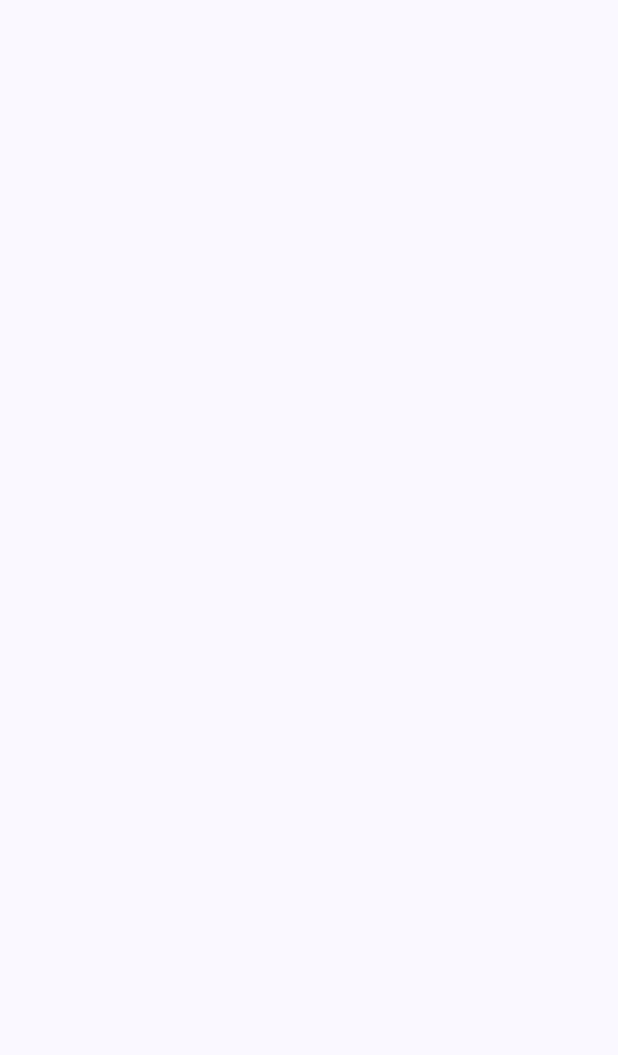
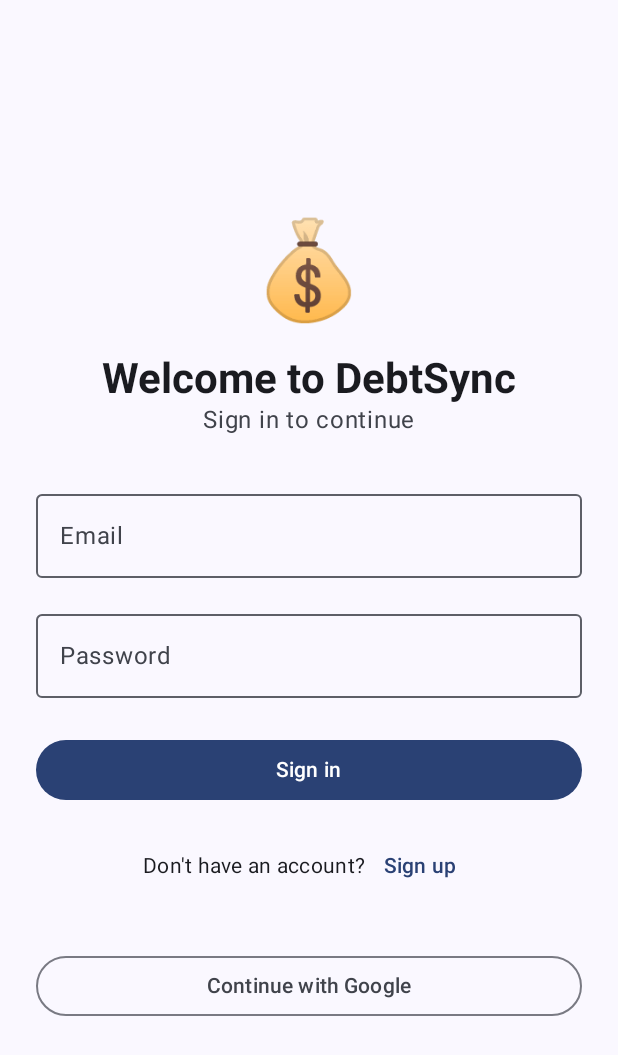
Before and after one commit to MustafaKoceerr/DebtSync, an Android app built with Jetpack Compose: the screen it shows after launch (MainActivity), on a phone screen of 412 x 824 dp. Before the commit the part shown is empty. Shown: the top 1055 px of the screen. Run offline under Robolectric (Android 15) with nearby library versions, the phone set to English and light mode, and no system bars; our stand-ins replace Dagger/Hilt's generated code.

Commit message:
Login Screen Added

```diff
--- /dev/null
+++ b/app/src/main/java/com/mustafakocer/harcamabolustur/presentation/auth/LoginScreen.kt
@@ -0,0 +1,138 @@
+package com.mustafakocer.harcamabolustur.presentation.auth
+
+import androidx.compose.foundation.layout.Arrangement
+import androidx.compose.foundation.layout.Column
+import androidx.compose.foundation.layout.Row
+import androidx.compose.foundation.layout.Spacer
+import androidx.compose.foundation.layout.fillMaxSize
+import androidx.compose.foundation.layout.fillMaxWidth
+import androidx.compose.foundation.layout.height
+import androidx.compose.foundation.layout.padding
+import androidx.compose.foundation.text.KeyboardOptions
+import androidx.compose.material3.Button
+import androidx.compose.material3.MaterialTheme
+import androidx.compose.material3.OutlinedButton
+import androidx.compose.material3.OutlinedTextField
+import androidx.compose.material3.Text
+import androidx.compose.material3.TextButton
+import androidx.compose.runtime.Composable
+import androidx.compose.runtime.getValue
+import androidx.compose.runtime.mutableStateOf
+import androidx.compose.runtime.remember
+import androidx.compose.runtime.setValue
+import androidx.compose.ui.Alignment
+import androidx.compose.ui.Modifier
+import androidx.compose.ui.text.font.FontWeight
+import androidx.compose.ui.text.input.KeyboardType
+import androidx.compose.ui.text.input.PasswordVisualTransformation
+import androidx.compose.ui.tooling.preview.Preview
+import androidx.compose.ui.unit.dp
+import androidx.compose.ui.unit.sp
+
+@Composable
+fun LoginScreen(
+    onNavigateToRegister: () -> Unit,
+    onNavigateToMain: () -> Unit
+) {
+    var email by remember { mutableStateOf("") }
+    var password by remember { mutableStateOf("") }
+
+    Column(
+        modifier = Modifier
+            .fillMaxSize()
+            .padding(24.dp),
+        horizontalAlignment = Alignment.CenterHorizontally,
+        verticalArrangement = Arrangement.Center
+    ) {
+        // Logo & Title
+        Text(
+            text = "💰",
+            fontSize = 64.sp
+        )
+
+        Spacer(modifier = Modifier.height(16.dp))
+
+        Text(
+            text = "Welcome to DebtSync",
+            style = MaterialTheme.typography.headlineMedium,
+            fontWeight = FontWeight.Bold
+        )
+
+        Text(
+            text = "Sign in to continue",
+            style = MaterialTheme.typography.bodyLarge,
+            color = MaterialTheme.colorScheme.onSurfaceVariant
+        )
+
+        Spacer(modifier = Modifier.height(32.dp))
+
+        // Email field
+        OutlinedTextField(
+            value = email,
+            onValueChange = { email = it },
+            label = { Text("Email") },
+            modifier = Modifier.fillMaxWidth(),
+            keyboardOptions = KeyboardOptions(keyboardType = KeyboardType.Email),
+            singleLine = true
+        )
+
+        Spacer(modifier = Modifier.height(16.dp))
+
+        // Password field
+        OutlinedTextField(
+            value = password,
+            onValueChange = { password = it },
+            label = { Text("Password") },
+            modifier = Modifier.fillMaxWidth(),
+            visualTransformation = PasswordVisualTransformation(),
+            keyboardOptions = KeyboardOptions(keyboardType = KeyboardType.Password),
+            singleLine = true
+        )
+
+        Spacer(modifier = Modifier.height(24.dp))
+
+        // Login button
+        Button(
+            onClick = {
+                // TODO: Firebase auth implementation
+                onNavigateToMain() // Şimdilik direkt Main'e git
+            },
+            modifier = Modifier.fillMaxWidth()
+        ) {
+            Text("Sign in")
+        }
+
+        Spacer(modifier = Modifier.height(16.dp))
+
+        // Register Link
+        Row(verticalAlignment = Alignment.CenterVertically) {
+            Text(
+                text = "Don't have an account?",
+                style = MaterialTheme.typography.bodyMedium
+            )
+            TextButton(onClick = onNavigateToRegister) {
+                Text("Sign up")
+            }
+        }
+
+        Spacer(modifier = Modifier.height(32.dp))
+
+        // Google sign in (Future feature)
+        OutlinedButton(
+            onClick = { /* TODO: Google Sign in */ },
+            modifier = Modifier.fillMaxWidth()
+        ) {
+            Text("Continue with Google")
+        }
+    }
+}
+
+@Preview(showBackground = true)
+@Composable
+private fun LoginScreenPreview() {
+    LoginScreen(
+        onNavigateToRegister = {},
+        onNavigateToMain = {}
+    )
+
+}
--- a/app/src/main/java/com/mustafakocer/harcamabolustur/presentation/navigation/DebtSyncNavigation.kt
+++ b/app/src/main/java/com/mustafakocer/harcamabolustur/presentation/navigation/DebtSyncNavigation.kt
@@ -6,6 +6,7 @@ import androidx.navigation.compose.NavHost
 import androidx.navigation.compose.composable
 import androidx.navigation.navigation
 import androidx.navigation.toRoute
+import com.mustafakocer.harcamabolustur.presentation.auth.LoginScreen
 import com.mustafakocer.harcamabolustur.presentation.splash.SplashScreen
 
 @Composable
@@ -37,10 +38,10 @@ fun DebtSyncNavigation(navController: NavHostController) {
         ) {
             composable<LoginRoute> {
                 // TODO: LoginScreen implementation
-                // LoginScreen(
-                //     onNavigateToRegister = { navController.navigate(RegisterRoute) },
-                //     onNavigateToMain = { navController.navigate(MainGraph) }
-                // )
+                 LoginScreen(
+                     onNavigateToRegister = { navController.navigate(RegisterRoute) },
+                     onNavigateToMain = { navController.navigate(MainGraph) }
+                 )
             }
 
             composable<RegisterRoute> {
```
